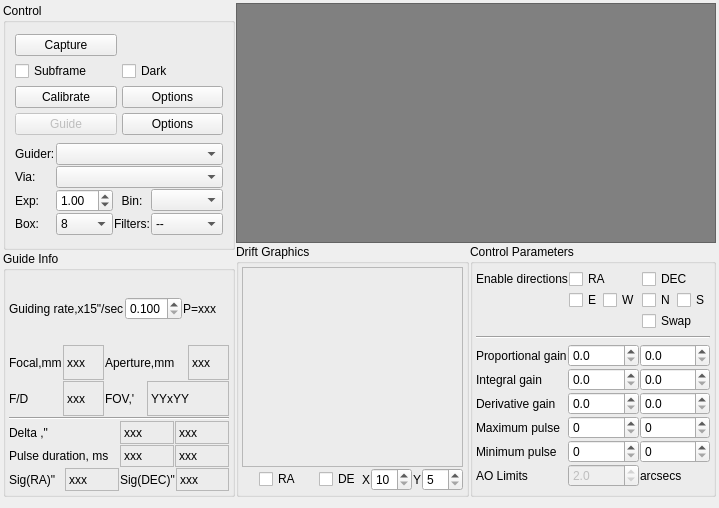
First picture: the form in kstars/ekos/guide/guide.ui, repository KDE/kstars, before the edit.
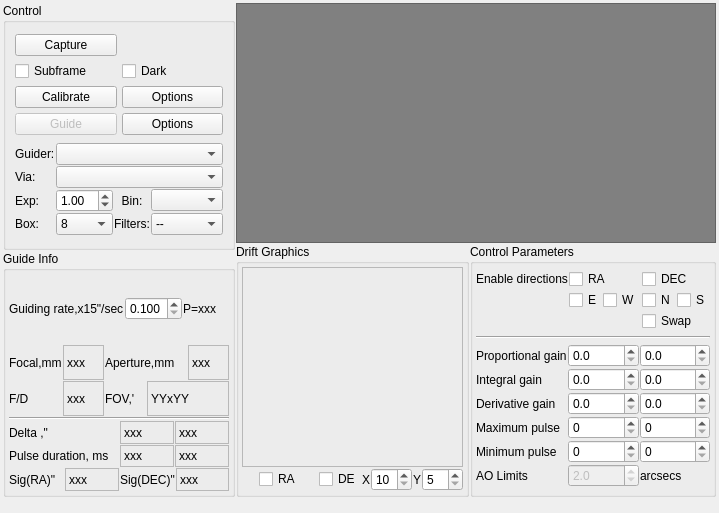
Second picture: the form after the edit. Custom widgets are drawn as their Qt base class.

```diff
--- a/kstars/ekos/guide/guide.ui
+++ b/kstars/ekos/guide/guide.ui
@@ -6,8 +6,8 @@
    <rect>
     <x>0</x>
     <y>0</y>
-    <width>696</width>
-    <height>508</height>
+    <width>702</width>
+    <height>513</height>
    </rect>
   </property>
   <layout class="QVBoxLayout" name="verticalLayout_5">
```
Left out of the diff: 4 changed lines with no effect on the pictures.
